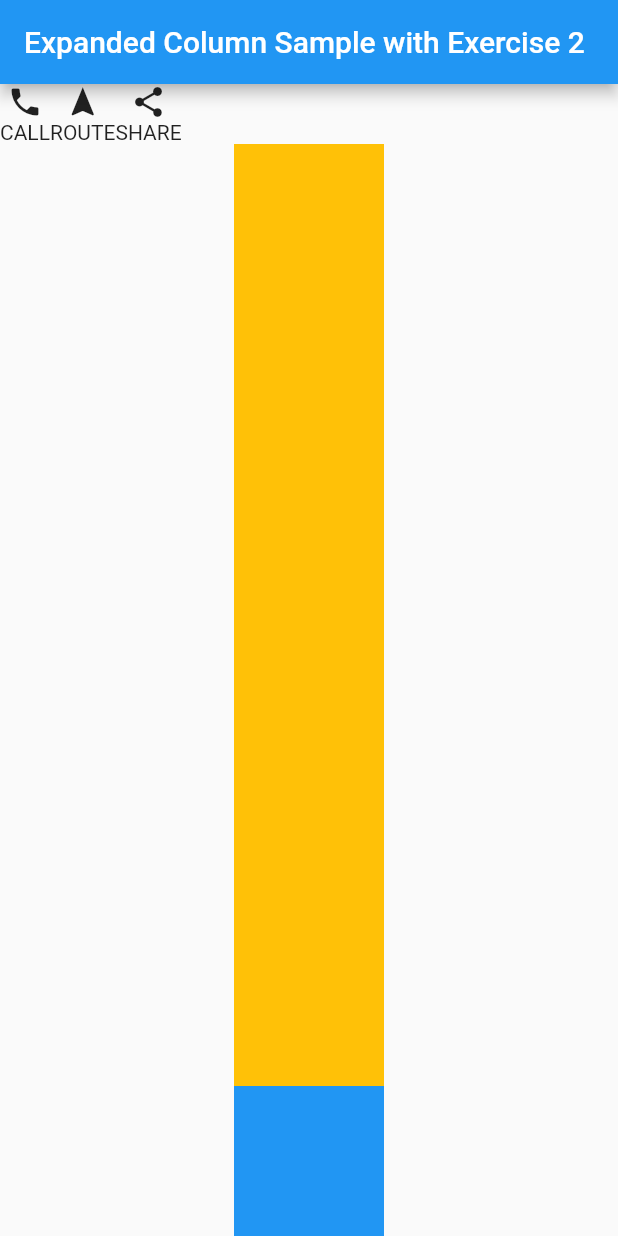
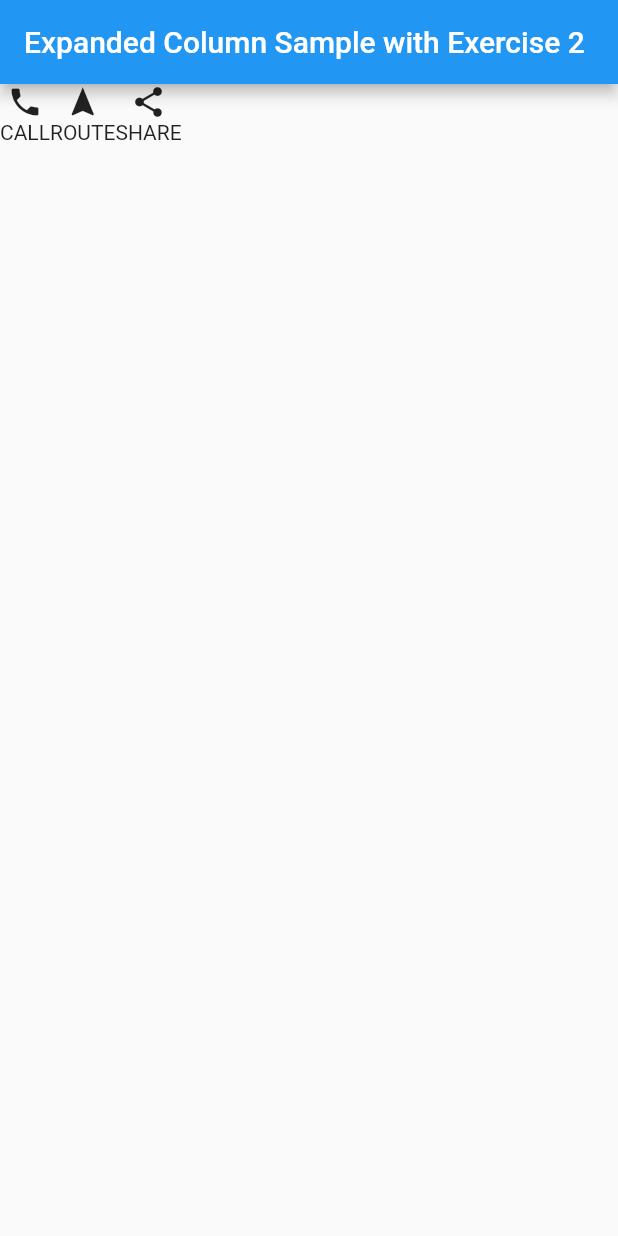
Before and after one commit to addff/first_app, a Flutter app: the screen it shows after launch, on a phone screen of 412 x 824 dp. Run offline on Flutter 3.47's test engine with Material 2 defaults, Android fonts, the phone set to English and light mode, and no system bars.

Commit message:
Expanded Column Sample with Exercise 2 second try

```diff
--- a/lib/main.dart
+++ b/lib/main.dart
@@ -33,13 +33,6 @@ class MyStatelessWidget extends StatelessWidget {
         title: Text('Expanded Column Sample with Exercise 2'),
       ),
       body: Center(
-//        child: Text(
-//          "Bismillah",
-//          textDirection: TextDirection.ltr,
-//        )
-        child: Column(
-          children: <Widget>[
-            Container(
           child:Row(
             children: <Widget>[
               Column(
@@ -74,23 +67,30 @@ class MyStatelessWidget extends StatelessWidget {
               ),
             ],
           )
+//        child: Text(
+//          "Bismillah",
+//          textDirection: TextDirection.ltr,
+//        )
+//        child: Column(
+//          children: <Widget>[
+//            Container(
 //              color: Colors.blue,
 //              height: 100,
 //              width: 100,
-            ),
-            Expanded(
-              child: Container(
-                color: Colors.amber,
-                width: 100,
-              ),
-            ),
-            Container(
-              color: Colors.blue,
-              height: 100,
-              width: 100,
-            ),
-          ],
-        ),
+//            ),
+//            Expanded(
+//              child: Container(
+//                color: Colors.amber,
+//                width: 100,
+//              ),
+//            ),
+//            Container(
+//              color: Colors.blue,
+//              height: 100,
+//              width: 100,
+//            ),
+//          ],
+//        ),
       ),
     );
   }
```
Lines whose indentation alone changed are shown as unchanged.
